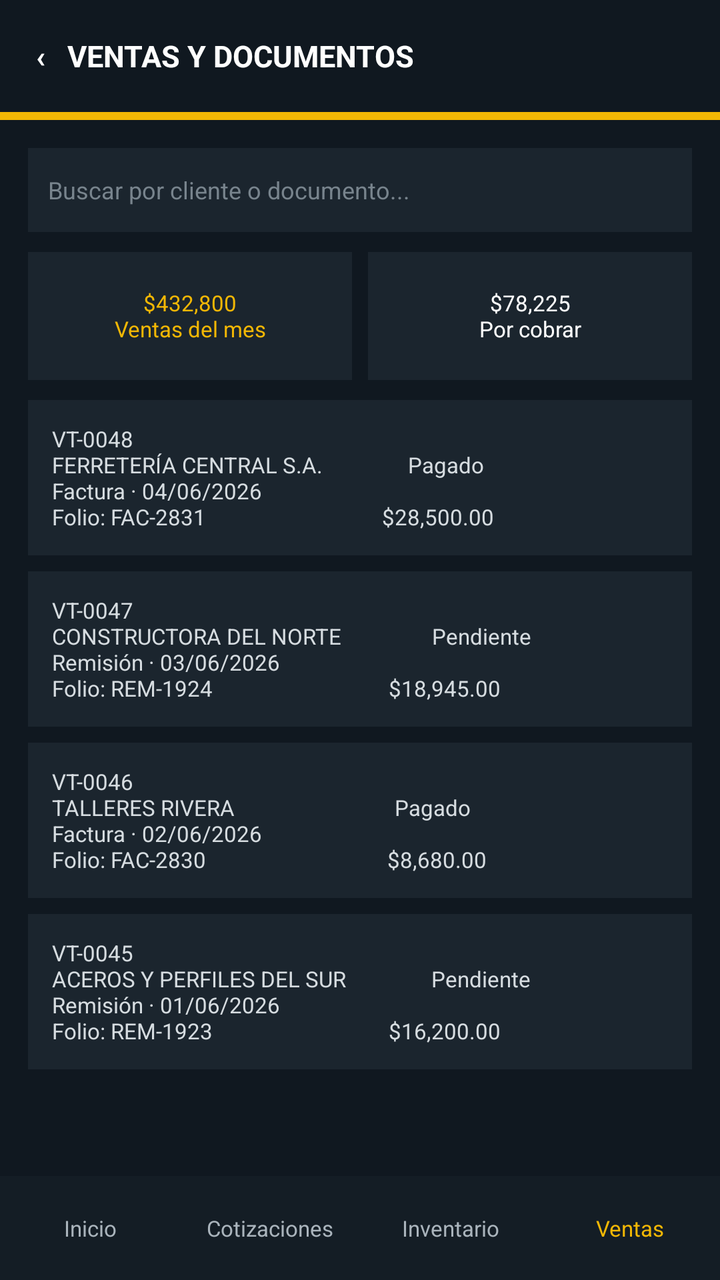
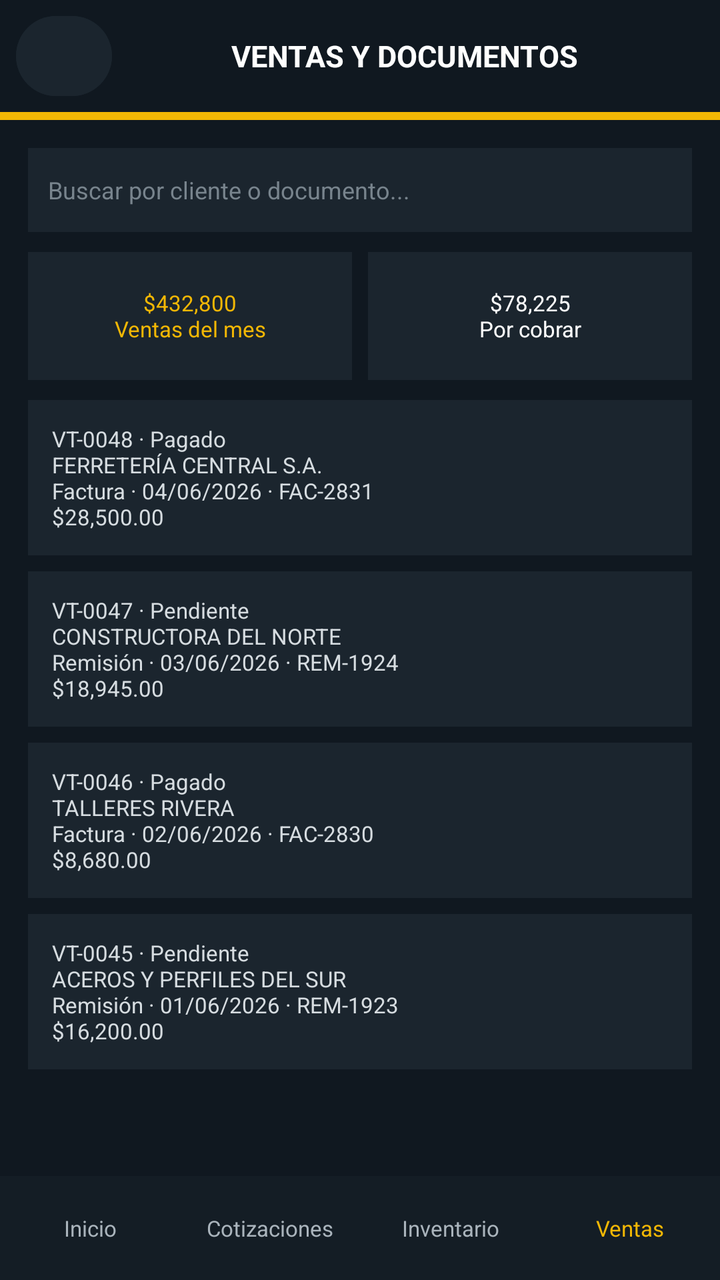

The first picture is an Android layout as it rendered before a commit; the second is the same layout after the commit. The layout source and the unified diff follow.
<!-- AndroidManifest.xml: application theme Theme.Aceroswecorp -->
<!-- res/layout/activity_ventas_documentos.xml -->
<?xml version="1.0" encoding="utf-8"?>
<LinearLayout xmlns:android="http://schemas.android.com/apk/res/android"
    android:layout_width="match_parent"
    android:layout_height="match_parent"
    android:background="#101820"
    android:orientation="vertical">

    <TextView
        android:id="@+id/screen_back"
        android:layout_width="match_parent"
        android:layout_height="56dp"
        android:gravity="center_vertical"
        android:paddingStart="18dp"
        android:text="‹   VENTAS Y DOCUMENTOS"
        android:textColor="#FFFFFF"
        android:textSize="15sp"
        android:textStyle="bold" />

    <TextView android:layout_width="match_parent" android:layout_height="4dp" android:background="#F2B705" />

    <ScrollView
        android:layout_width="match_parent"
        android:layout_height="0dp"
        android:layout_weight="1">

        <LinearLayout
            android:layout_width="match_parent"
            android:layout_height="wrap_content"
            android:orientation="vertical"
            android:padding="14dp">

            <EditText android:layout_width="match_parent" android:layout_height="42dp" android:background="#1B252E" android:hint="Buscar por cliente o documento..." android:padding="10dp" android:textColor="#FFFFFF" android:textColorHint="#78848D" android:textSize="12sp" />
            <LinearLayout android:layout_width="match_parent" android:layout_height="64dp" android:layout_marginTop="10dp" android:orientation="horizontal">
                <TextView android:layout_width="0dp" android:layout_height="match_parent" android:layout_marginEnd="4dp" android:layout_weight="1" android:background="#1B252E" android:gravity="center" android:text="$432,800&#10;Ventas del mes" android:textColor="#F2B705" android:textSize="11sp" />
                <TextView android:layout_width="0dp" android:layout_height="match_parent" android:layout_marginStart="4dp" android:layout_weight="1" android:background="#1B252E" android:gravity="center" android:text="$78,225&#10;Por cobrar" android:textColor="#FFFFFF" android:textSize="11sp" />
            </LinearLayout>

            <TextView android:layout_width="match_parent" android:layout_height="wrap_content" android:layout_marginTop="10dp" android:background="#1B252E" android:padding="12dp" android:text="VT-0048&#10;FERRETERÍA CENTRAL S.A.                Pagado&#10;Factura · 04/06/2026&#10;Folio: FAC-2831                                 $28,500.00" android:textColor="#D6DCE0" android:textSize="11sp" />
            <TextView android:layout_width="match_parent" android:layout_height="wrap_content" android:layout_marginTop="8dp" android:background="#1B252E" android:padding="12dp" android:text="VT-0047&#10;CONSTRUCTORA DEL NORTE                 Pendiente&#10;Remisión · 03/06/2026&#10;Folio: REM-1924                                 $18,945.00" android:textColor="#D6DCE0" android:textSize="11sp" />
            <TextView android:layout_width="match_parent" android:layout_height="wrap_content" android:layout_marginTop="8dp" android:background="#1B252E" android:padding="12dp" android:text="VT-0046&#10;TALLERES RIVERA                              Pagado&#10;Factura · 02/06/2026&#10;Folio: FAC-2830                                  $8,680.00" android:textColor="#D6DCE0" android:textSize="11sp" />
            <TextView android:layout_width="match_parent" android:layout_height="wrap_content" android:layout_marginTop="8dp" android:background="#1B252E" android:padding="12dp" android:text="VT-0045&#10;ACEROS Y PERFILES DEL SUR                Pendiente&#10;Remisión · 01/06/2026&#10;Folio: REM-1923                                 $16,200.00" android:textColor="#D6DCE0" android:textSize="11sp" />
        </LinearLayout>
    </ScrollView>

    <LinearLayout android:layout_width="match_parent" android:layout_height="52dp" android:background="#141D25" android:gravity="center" android:orientation="horizontal">
        <TextView android:id="@+id/nav_inicio" android:layout_width="0dp" android:layout_height="match_parent" android:layout_weight="1" android:gravity="center" android:text="Inicio" android:textColor="#AAB4BC" android:textSize="11sp" />
        <TextView android:id="@+id/nav_cotizaciones" android:layout_width="0dp" android:layout_height="match_parent" android:layout_weight="1" android:gravity="center" android:text="Cotizaciones" android:textColor="#AAB4BC" android:textSize="11sp" />
        <TextView android:id="@+id/nav_inventario" android:layout_width="0dp" android:layout_height="match_parent" android:layout_weight="1" android:gravity="center" android:text="Inventario" android:textColor="#AAB4BC" android:textSize="11sp" />
        <TextView android:id="@+id/nav_ventas" android:layout_width="0dp" android:layout_height="match_parent" android:layout_weight="1" android:gravity="center" android:text="Ventas" android:textColor="#F2B705" android:textSize="11sp" />
    </LinearLayout>
</LinearLayout>
<!-- resources referenced by this layout -->
<resources>
  <style name="Theme.Aceroswecorp" parent="Base.Theme.Aceroswecorp" />
  <style name="Base.Theme.Aceroswecorp" parent="Theme.Material3.DayNight.NoActionBar">
          
          
      </style>
</resources>

<!-- the commit's change to res/layout/activity_ventas_documentos.xml (unified diff, before → after) -->
@@ -5,16 +5,34 @@
     android:background="#101820"
     android:orientation="vertical">
 
-    <TextView
-        android:id="@+id/screen_back"
+    <LinearLayout
         android:layout_width="match_parent"
         android:layout_height="56dp"
         android:gravity="center_vertical"
-        android:paddingStart="18dp"
-        android:text="‹   VENTAS Y DOCUMENTOS"
-        android:textColor="#FFFFFF"
-        android:textSize="15sp"
-        android:textStyle="bold" />
+        android:orientation="horizontal"
+        android:paddingStart="8dp"
+        android:paddingEnd="12dp">
+
+        <Button
+            android:id="@+id/screen_back"
+            android:layout_width="48dp"
+            android:layout_height="48dp"
+            android:backgroundTint="#1B252E"
+            android:contentDescription="@string/back"
+            android:text="@string/back_arrow"
+            android:textColor="#FFFFFF"
+            android:textSize="24sp" />
+
+        <TextView
+            android:layout_width="0dp"
+            android:layout_height="wrap_content"
+            android:layout_weight="1"
+            android:gravity="center"
+            android:text="VENTAS Y DOCUMENTOS"
+            android:textColor="#FFFFFF"
+            android:textSize="15sp"
+            android:textStyle="bold" />
+    </LinearLayout>
 
     <TextView android:layout_width="match_parent" android:layout_height="4dp" android:background="#F2B705" />
 
@@ -35,10 +53,10 @@
                 <TextView android:layout_width="0dp" android:layout_height="match_parent" android:layout_marginStart="4dp" android:layout_weight="1" android:background="#1B252E" android:gravity="center" android:text="$78,225&#10;Por cobrar" android:textColor="#FFFFFF" android:textSize="11sp" />
             </LinearLayout>
 
-            <TextView android:layout_width="match_parent" android:layout_height="wrap_content" android:layout_marginTop="10dp" android:background="#1B252E" android:padding="12dp" android:text="VT-0048&#10;FERRETERÍA CENTRAL S.A.                Pagado&#10;Factura · 04/06/2026&#10;Folio: FAC-2831                                 $28,500.00" android:textColor="#D6DCE0" android:textSize="11sp" />
-            <TextView android:layout_width="match_parent" android:layout_height="wrap_content" android:layout_marginTop="8dp" android:background="#1B252E" android:padding="12dp" android:text="VT-0047&#10;CONSTRUCTORA DEL NORTE                 Pendiente&#10;Remisión · 03/06/2026&#10;Folio: REM-1924                                 $18,945.00" android:textColor="#D6DCE0" android:textSize="11sp" />
-            <TextView android:layout_width="match_parent" android:layout_height="wrap_content" android:layout_marginTop="8dp" android:background="#1B252E" android:padding="12dp" android:text="VT-0046&#10;TALLERES RIVERA                              Pagado&#10;Factura · 02/06/2026&#10;Folio: FAC-2830                                  $8,680.00" android:textColor="#D6DCE0" android:textSize="11sp" />
-            <TextView android:layout_width="match_parent" android:layout_height="wrap_content" android:layout_marginTop="8dp" android:background="#1B252E" android:padding="12dp" android:text="VT-0045&#10;ACEROS Y PERFILES DEL SUR                Pendiente&#10;Remisión · 01/06/2026&#10;Folio: REM-1923                                 $16,200.00" android:textColor="#D6DCE0" android:textSize="11sp" />
+            <TextView android:layout_width="match_parent" android:layout_height="wrap_content" android:layout_marginTop="10dp" android:background="#1B252E" android:padding="12dp" android:text="VT-0048 · Pagado&#10;FERRETERÍA CENTRAL S.A.&#10;Factura · 04/06/2026 · FAC-2831&#10;$28,500.00" android:textColor="#D6DCE0" android:textSize="11sp" />
+            <TextView android:layout_width="match_parent" android:layout_height="wrap_content" android:layout_marginTop="8dp" android:background="#1B252E" android:padding="12dp" android:text="VT-0047 · Pendiente&#10;CONSTRUCTORA DEL NORTE&#10;Remisión · 03/06/2026 · REM-1924&#10;$18,945.00" android:textColor="#D6DCE0" android:textSize="11sp" />
+            <TextView android:layout_width="match_parent" android:layout_height="wrap_content" android:layout_marginTop="8dp" android:background="#1B252E" android:padding="12dp" android:text="VT-0046 · Pagado&#10;TALLERES RIVERA&#10;Factura · 02/06/2026 · FAC-2830&#10;$8,680.00" android:textColor="#D6DCE0" android:textSize="11sp" />
+            <TextView android:layout_width="match_parent" android:layout_height="wrap_content" android:layout_marginTop="8dp" android:background="#1B252E" android:padding="12dp" android:text="VT-0045 · Pendiente&#10;ACEROS Y PERFILES DEL SUR&#10;Remisión · 01/06/2026 · REM-1923&#10;$16,200.00" android:textColor="#D6DCE0" android:textSize="11sp" />
         </LinearLayout>
     </ScrollView>
 
<!-- resource entries referenced after the edit -->
@@ -1,5 +1,7 @@
 <!-- resources referenced by this layout -->
 <resources>
+  <string name="back">Volver</string>
+  <string name="back_arrow">‹</string>
   <style name="Theme.Aceroswecorp" parent="Base.Theme.Aceroswecorp" />
   <style name="Base.Theme.Aceroswecorp" parent="Theme.Material3.DayNight.NoActionBar">
           
